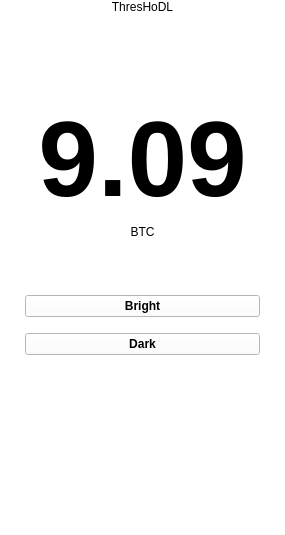
The window that ThresHoDLApp/mainwindow.ui (isaidnocookies/Threshodl-Wallet) describes before a commit, drawn with Qt 5.
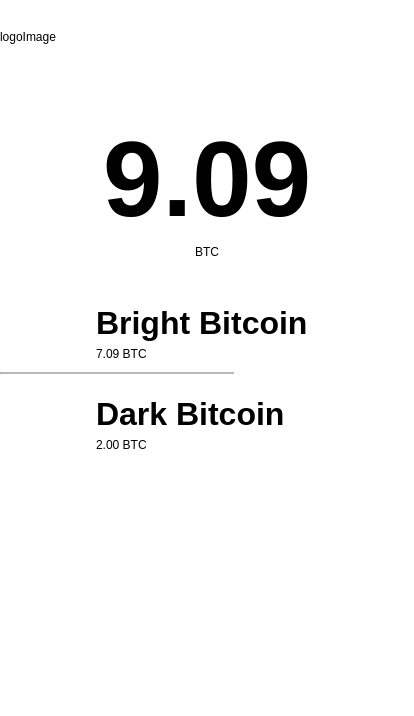
The same window after the commit. Icons and pictures are not drawn.

What changed in the file:
```diff
--- a/ThresHoDLApp/mainwindow.ui
+++ b/ThresHoDLApp/mainwindow.ui
@@ -6,8 +6,8 @@
    <rect>
     <x>0</x>
     <y>0</y>
-    <width>285</width>
-    <height>535</height>
+    <width>414</width>
+    <height>716</height>
    </rect>
   </property>
   <property name="windowTitle">
@@ -19,29 +19,19 @@
   <widget class="QWidget" name="centralWidget">
    <layout class="QVBoxLayout" name="verticalLayout_2">
     <property name="leftMargin">
-     <number>5</number>
+     <number>0</number>
     </property>
     <property name="topMargin">
      <number>0</number>
     </property>
     <property name="rightMargin">
-     <number>5</number>
+     <number>0</number>
     </property>
     <property name="bottomMargin">
      <number>0</number>
     </property>
     <item>
      <layout class="QVBoxLayout" name="verticalLayout">
-      <item>
-       <widget class="QLabel" name="threshodlTitleLabel">
-        <property name="text">
-         <string>ThresHoDL</string>
-        </property>
-        <property name="alignment">
-         <set>Qt::AlignCenter</set>
-        </property>
-       </widget>
-      </item>
       <item>
        <spacer name="verticalSpacer_5">
         <property name="orientation">
@@ -52,6 +42,35 @@
         </property>
         <property name="sizeHint" stdset="0">
          <size>
+          <width>40</width>
+          <height>30</height>
+         </size>
+        </property>
+       </spacer>
+      </item>
+      <item>
+       <widget class="QLabel" name="logoLabel">
+        <property name="text">
+         <string>logoImage</string>
+        </property>
+        <property name="pixmap">
+         <pixmap resource="resources.qrc">:/threshodl_logo</pixmap>
+        </property>
+        <property name="scaledContents">
+         <bool>false</bool>
+        </property>
+       </widget>
+      </item>
+      <item>
+       <spacer name="verticalSpacer_8">
+        <property name="orientation">
+         <enum>Qt::Vertical</enum>
+        </property>
+        <property name="sizeType">
+         <enum>QSizePolicy::Fixed</enum>
+        </property>
+        <property name="sizeHint" stdset="0">
+         <size>
           <width>20</width>
           <height>10</height>
          </size>
@@ -89,7 +108,7 @@
         <property name="sizeHint" stdset="0">
          <size>
           <width>20</width>
-          <height>40</height>
+          <height>30</height>
          </size>
         </property>
        </spacer>
@@ -134,8 +153,346 @@
         </property>
         <property name="sizeHint" stdset="0">
          <size>
+          <width>25</width>
+          <height>30</height>
+         </size>
+        </property>
+       </spacer>
+      </item>
+      <item>
+       <layout class="QHBoxLayout" name="horizontalLayout_3">
+        <property name="topMargin">
+         <number>10</number>
+        </property>
+        <item>
+         <spacer name="horizontalSpacer_6">
+          <property name="orientation">
+           <enum>Qt::Horizontal</enum>
+          </property>
+          <property name="sizeType">
+           <enum>QSizePolicy::Fixed</enum>
+          </property>
+          <property name="sizeHint" stdset="0">
+           <size>
+            <width>20</width>
+            <height>20</height>
+           </size>
+          </property>
+         </spacer>
+        </item>
+        <item>
+         <widget class="QLabel" name="label_2">
+          <property name="maximumSize">
+           <size>
+            <width>50</width>
+            <height>50</height>
+           </size>
+          </property>
+          <property name="text">
+           <string/>
+          </property>
+          <property name="pixmap">
+           <pixmap resource="resources.qrc">:/bright_btc</pixmap>
+          </property>
+          <property name="scaledContents">
+           <bool>true</bool>
+          </property>
+         </widget>
+        </item>
+        <item>
+         <spacer name="horizontalSpacer_7">
+          <property name="orientation">
+           <enum>Qt::Horizontal</enum>
+          </property>
+          <property name="sizeType">
+           <enum>QSizePolicy::Fixed</enum>
+          </property>
+          <property name="sizeHint" stdset="0">
+           <size>
+            <width>20</width>
+            <height>10</height>
+           </size>
+          </property>
+         </spacer>
+        </item>
+        <item>
+         <layout class="QVBoxLayout" name="verticalLayout_3">
+          <property name="topMargin">
+           <number>0</number>
+          </property>
+          <item>
+           <widget class="QLabel" name="label_3">
+            <property name="font">
+             <font>
+              <pointsize>24</pointsize>
+              <weight>75</weight>
+              <bold>true</bold>
+             </font>
+            </property>
+            <property name="text">
+             <string>Bright Bitcoin</string>
+            </property>
+           </widget>
+          </item>
+          <item>
+           <widget class="QLabel" name="label_4">
+            <property name="text">
+             <string>7.09 BTC</string>
+            </property>
+           </widget>
+          </item>
+         </layout>
+        </item>
+        <item>
+         <widget class="QPushButton" name="brightButton">
+          <property name="maximumSize">
+           <size>
+            <width>60</width>
+            <height>60</height>
+           </size>
+          </property>
+          <property name="font">
+           <font>
+            <weight>75</weight>
+            <bold>true</bold>
+           </font>
+          </property>
+          <property name="text">
+           <string/>
+          </property>
+          <property name="icon">
+           <iconset resource="resources.qrc">
+            <normaloff>:/black_next</normaloff>:/black_next</iconset>
+          </property>
+          <property name="iconSize">
+           <size>
+            <width>50</width>
+            <height>50</height>
+           </size>
+          </property>
+          <property name="flat">
+           <bool>true</bool>
+          </property>
+         </widget>
+        </item>
+        <item>
+         <spacer name="horizontalSpacer_5">
+          <property name="orientation">
+           <enum>Qt::Horizontal</enum>
+          </property>
+          <property name="sizeType">
+           <enum>QSizePolicy::Fixed</enum>
+          </property>
+          <property name="sizeHint" stdset="0">
+           <size>
+            <width>20</width>
+            <height>20</height>
+           </size>
+          </property>
+         </spacer>
+        </item>
+       </layout>
+      </item>
+      <item>
+       <spacer name="verticalSpacer_7">
+        <property name="orientation">
+         <enum>Qt::Vertical</enum>
+        </property>
+        <property name="sizeType">
+         <enum>QSizePolicy::Fixed</enum>
+        </property>
+        <property name="sizeHint" stdset="0">
+         <size>
           <width>20</width>
-          <height>50</height>
+          <height>5</height>
+         </size>
+        </property>
+       </spacer>
+      </item>
+      <item>
+       <widget class="Line" name="line_3">
+        <property name="sizePolicy">
+         <sizepolicy hsizetype="Fixed" vsizetype="Fixed">
+          <horstretch>0</horstretch>
+          <verstretch>0</verstretch>
+         </sizepolicy>
+        </property>
+        <property name="minimumSize">
+         <size>
+          <width>235</width>
+          <height>0</height>
+         </size>
+        </property>
+        <property name="layoutDirection">
+         <enum>Qt::LeftToRight</enum>
+        </property>
+        <property name="lineWidth">
+         <number>1</number>
+        </property>
+        <property name="midLineWidth">
+         <number>2</number>
+        </property>
+        <property name="orientation">
+         <enum>Qt::Horizontal</enum>
+        </property>
+       </widget>
+      </item>
+      <item>
+       <spacer name="verticalSpacer_6">
+        <property name="orientation">
+         <enum>Qt::Vertical</enum>
+        </property>
+        <property name="sizeType">
+         <enum>QSizePolicy::Fixed</enum>
+        </property>
+        <property name="sizeHint" stdset="0">
+         <size>
+          <width>20</width>
+          <height>5</height>
+         </size>
+        </property>
+       </spacer>
+      </item>
+      <item>
+       <layout class="QHBoxLayout" name="horizontalLayout_4">
+        <property name="topMargin">
+         <number>10</number>
+        </property>
+        <item>
+         <spacer name="horizontalSpacer_4">
+          <property name="orientation">
+           <enum>Qt::Horizontal</enum>
+          </property>
+          <property name="sizeType">
+           <enum>QSizePolicy::Fixed</enum>
+          </property>
+          <property name="sizeHint" stdset="0">
+           <size>
+            <width>20</width>
+            <height>10</height>
+           </size>
+          </property>
+         </spacer>
+        </item>
+        <item>
+         <widget class="QLabel" name="label_7">
+          <property name="maximumSize">
+           <size>
+            <width>50</width>
+            <height>50</height>
+           </size>
+          </property>
+          <property name="text">
+           <string/>
+          </property>
+          <property name="pixmap">
+           <pixmap resource="resources.qrc">:/dark_btc</pixmap>
+          </property>
+          <property name="scaledContents">
+           <bool>true</bool>
+          </property>
+         </widget>
+        </item>
+        <item>
+         <spacer name="horizontalSpacer_8">
+          <property name="orientation">
+           <enum>Qt::Horizontal</enum>
+          </property>
+          <property name="sizeType">
+           <enum>QSizePolicy::Fixed</enum>
+          </property>
+          <property name="sizeHint" stdset="0">
+           <size>
+            <width>20</width>
+            <height>20</height>
+           </size>
+          </property>
+         </spacer>
+        </item>
+        <item>
+         <layout class="QVBoxLayout" name="verticalLayout_4">
+          <item>
+           <widget class="QLabel" name="label_5">
+            <property name="font">
+             <font>
+              <pointsize>24</pointsize>
+              <weight>75</weight>
+              <bold>true</bold>
+             </font>
+            </property>
+            <property name="text">
+             <string>Dark Bitcoin</string>
+            </property>
+           </widget>
+          </item>
+          <item>
+           <widget class="QLabel" name="label_6">
+            <property name="text">
+             <string>2.00 BTC</string>
+            </property>
+           </widget>
+          </item>
+         </layout>
+        </item>
+        <item>
+         <widget class="QPushButton" name="darkButton">
+          <property name="maximumSize">
+           <size>
+            <width>60</width>
+            <height>60</height>
+           </size>
+          </property>
+          <property name="font">
+           <font>
+            <weight>75</weight>
+            <bold>true</bold>
+           </font>
+          </property>
+          <property name="text">
+           <string/>
+          </property>
+          <property name="icon">
+           <iconset resource="resources.qrc">
+            <normaloff>:/black_next</normaloff>:/black_next</iconset>
+          </property>
+          <property name="iconSize">
+           <size>
+            <width>50</width>
+            <height>50</height>
+           </size>
+          </property>
+          <property name="flat">
+           <bool>true</bool>
+          </property>
+         </widget>
+        </item>
+        <item>
+         <spacer name="horizontalSpacer_3">
+          <property name="orientation">
+           <enum>Qt::Horizontal</enum>
+          </property>
+          <property name="sizeType">
+           <enum>QSizePolicy::Fixed</enum>
+          </property>
+          <property name="sizeHint" stdset="0">
+           <size>
+            <width>20</width>
+            <height>10</height>
+           </size>
+          </property>
+         </spacer>
+        </item>
+       </layout>
+      </item>
+      <item>
+       <spacer name="verticalSpacer">
+        <property name="orientation">
+         <enum>Qt::Vertical</enum>
+        </property>
+        <property name="sizeHint" stdset="0">
+         <size>
+          <width>20</width>
+          <height>40</height>
          </size>
         </property>
        </spacer>
@@ -161,19 +518,6 @@
           </property>
          </spacer>
         </item>
-        <item>
-         <widget class="QPushButton" name="brightButton">
-          <property name="font">
-           <font>
-            <weight>75</weight>
-            <bold>true</bold>
-           </font>
-          </property>
-          <property name="text">
-           <string>Bright</string>
-          </property>
-         </widget>
-        </item>
         <item>
          <spacer name="horizontalSpacer_2">
           <property name="orientation">
@@ -208,71 +552,6 @@
         </property>
        </spacer>
       </item>
-      <item>
-       <layout class="QHBoxLayout" name="horizontalLayout_2">
-        <property name="topMargin">
-         <number>0</number>
-        </property>
-        <item>
-         <spacer name="horizontalSpacer_3">
-          <property name="orientation">
-           <enum>Qt::Horizontal</enum>
-          </property>
-          <property name="sizeType">
-           <enum>QSizePolicy::Fixed</enum>
-          </property>
-          <property name="sizeHint" stdset="0">
-           <size>
-            <width>20</width>
-            <height>10</height>
-           </size>
-          </property>
-         </spacer>
-        </item>
-        <item>
-         <widget class="QPushButton" name="darkButton">
-          <property name="font">
-           <font>
-            <weight>75</weight>
-            <bold>true</bold>
-           </font>
-          </property>
-          <property name="text">
-           <string>Dark</string>
-          </property>
-         </widget>
-        </item>
-        <item>
-         <spacer name="horizontalSpacer_4">
-          <property name="orientation">
-           <enum>Qt::Horizontal</enum>
-          </property>
-          <property name="sizeType">
-           <enum>QSizePolicy::Fixed</enum>
-          </property>
-          <property name="sizeHint" stdset="0">
-           <size>
-            <width>20</width>
-            <height>10</height>
-           </size>
-          </property>
-         </spacer>
-        </item>
-       </layout>
-      </item>
-      <item>
-       <spacer name="verticalSpacer">
-        <property name="orientation">
-         <enum>Qt::Vertical</enum>
-        </property>
-        <property name="sizeHint" stdset="0">
-         <size>
-          <width>20</width>
-          <height>40</height>
-         </size>
-        </property>
-       </spacer>
-      </item>
      </layout>
     </item>
    </layout>
```
Left out of the diff: 4 changed lines with no effect on the pictures.
